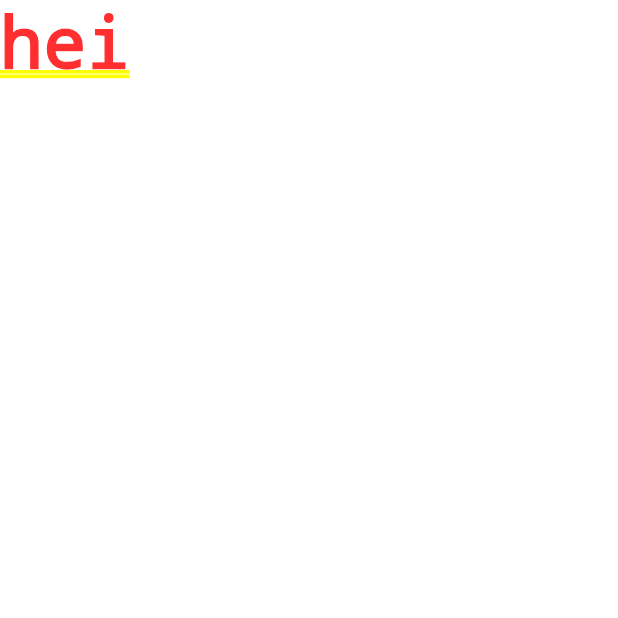
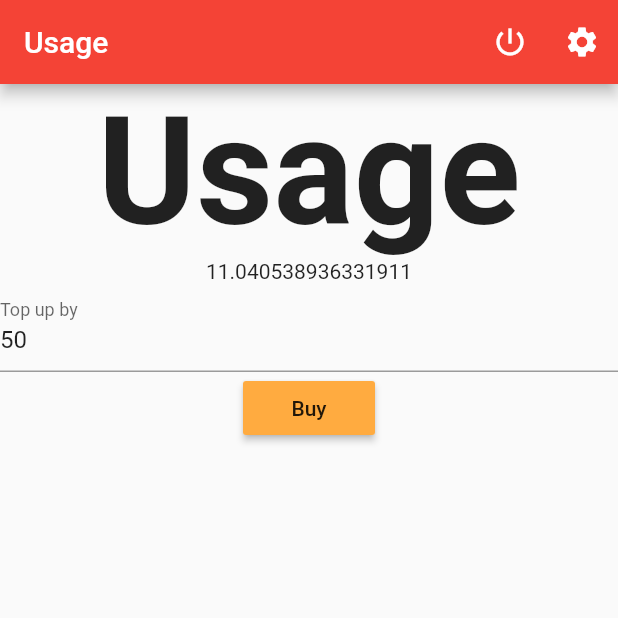
Before and after one commit to lukas-wg2/flutter-app, a Flutter app: the screen it shows after launch, on a phone screen of 412 x 824 dp, the top half of it. Run offline on Flutter 3.47's test engine with Material 2 defaults, Android fonts, the phone set to English and light mode, and no system bars; Roboto replaces fonts that are missing (Helvetica Neue).

Commit message:
feat: add mock page for settings and device

```diff
--- /dev/null
+++ b/lib/src/models/device_item.dart
@@ -0,0 +1,10 @@
+part of panacea;
+
+class DeviceItem {
+  String usage;
+
+  DeviceItem({
+    @required this.usage,
+  })
+    : assert(usage != null && usage.isNotEmpty);
+}
--- a/lib/src/pages/device_page.dart
+++ b/lib/src/pages/device_page.dart
@@ -6,14 +6,86 @@ class DevicePage extends StatefulWidget {
 }
 
 class _DevicePageState extends State<DevicePage> {
-
+  final GlobalKey<ScaffoldState> _scaffoldKey = new GlobalKey<ScaffoldState>();
+  final GlobalKey<RefreshIndicatorState> _refreshIndicatorKey = new GlobalKey<RefreshIndicatorState>();
+  DeviceItem _device;
+  final TextEditingController controller = new TextEditingController();
   @override
   void initState() {
     super.initState();
+    controller.text = '50';
+    _refresh();
+  }
+
+  _refresh() {
+    getDevice('123').then((DeviceItem device) {
+      setState(() {
+        _device = device;
+      });
+    });
+  }
+
+  Future<Null> _handleRefresh() {
+    final Completer<Null> completer = new Completer<Null>();
+    new Timer(const Duration(seconds: 3), () {
+      _refresh();
+      completer.complete(null);
+    });
+    return completer.future.then((_) {
+      _scaffoldKey.currentState?.showSnackBar(new SnackBar(
+          content: const Text('Refresh complete'),
+          action: new SnackBarAction(
+              label: 'RETRY',
+              onPressed: () {
+                _refreshIndicatorKey.currentState.show();
+              }
+          )
+      ));
+    });
   }
 
   @override
   Widget build(BuildContext context) {
-    return new Text('hei');
+    return new Scaffold(
+      appBar: new AppBar(
+        title: new Text('Usage'),
+          actions: <Widget>[
+            new IconButton(
+                icon: const Icon(Icons.power_settings_new),
+                tooltip: 'Logout',
+                onPressed: () {
+                  Navigator.of(context).pushReplacementNamed(FirstRunPageRoute);
+                },
+            ),
+            new IconButton(
+              icon: const Icon(Icons.settings),
+              tooltip: 'Settings',
+              onPressed: () {
+                Navigator.of(context).pushNamed(SettingsPageRoute);
+              }
+            )
+          ]
+      ),
+      body: new RefreshIndicator(
+        key: _refreshIndicatorKey,
+        onRefresh: _handleRefresh,
+        child: new SingleChildScrollView(
+          physics: const AlwaysScrollableScrollPhysics(),
+          child: new Column(children: <Widget>[
+            new Center(child: new Container(child: new Text('Usage', style: new TextStyle(fontWeight: FontWeight.bold, fontSize: 100.0),))),
+            new Center(child: new Text(_device != null ? _device.usage : '')),
+            new TextField(
+                decoration: new InputDecoration(labelText: 'Top up by'),
+                controller: controller
+            ),
+            new Center(
+              child: new RaisedButton(onPressed: () {
+                // TODO: Add topup API
+              }, child: new Text('Buy')),
+            )
+          ],)
+        )
+      )
+    );
   }
 }
--- a/lib/src/pages/pages.dart
+++ b/lib/src/pages/pages.dart
@@ -3,3 +3,4 @@ part of panacea;
 const MainPageRoute = '/devices';
 const ProfilePageRoute = '/profile';
 const FirstRunPageRoute = '/';
+const SettingsPageRoute = '/settings';
--- a/lib/src/panacea_client_2018.dart
+++ b/lib/src/panacea_client_2018.dart
@@ -2,19 +2,23 @@ library panacea;
 
 import 'dart:async';
 import 'package:flutter/material.dart';
+import 'dart:math';
 
 part 'pages/pages.dart';
 part 'pages/sign_in_page.dart';
 part 'pages/profile_page.dart';
 part 'pages/device_page.dart';
+part 'pages/settings_page.dart';
 
 part 'util/authentication.dart';
 part 'util/mock_data.dart';
 part 'util/api.dart';
+part 'util/state.dart';
 
 part 'models/authentication_token_item.dart';
 part 'models/sign_in_response_item.dart';
 part 'models/user_profile_item.dart';
+part 'models/device_item.dart';
 
 class PanaceaClient2018 extends StatelessWidget {
   @override
@@ -32,8 +36,7 @@ class PanaceaClient2018 extends StatelessWidget {
       routes: <String, WidgetBuilder>{
         MainPageRoute: (BuildContext context) => new DevicePage(),
         ProfilePageRoute: (BuildContext context) => new ProfilePage(),
-        // '/': (BuildContext context) => new SignInPage(),
-        // '/devices': (BuildContext context) => new DeviceList(),
+        SettingsPageRoute: (BuildContext context) => new SettingsPage(),
       }
     );
   }
--- /dev/null
+++ b/lib/src/util/api.dart
@@ -0,0 +1,5 @@
+part of panacea;
+
+Future<DeviceItem> getDevice(String id) {
+  return new Future(() => mockDeviceItem());
+}
--- a/lib/src/util/mock_data.dart
+++ b/lib/src/util/mock_data.dart
@@ -14,3 +14,7 @@ SignInResponseItem mockSignInResponseItem() {
     token: mockAuthenticationTokenItem()
   );
 }
+
+DeviceItem mockDeviceItem() {
+  return new DeviceItem(usage: (new Random().nextDouble() * 100).toString());
+}
--- /dev/null
+++ b/lib/src/util/state.dart
@@ -0,0 +1,3 @@
+part of panacea;
+
+UserProfileItem profile = new UserProfileItem(devices: []);
```
Also changed, not shown: lib/src/models/user_profile_item.dart (+8 -0 lines), lib/src/pages/settings_page.dart (added, +35 -0 lines).
